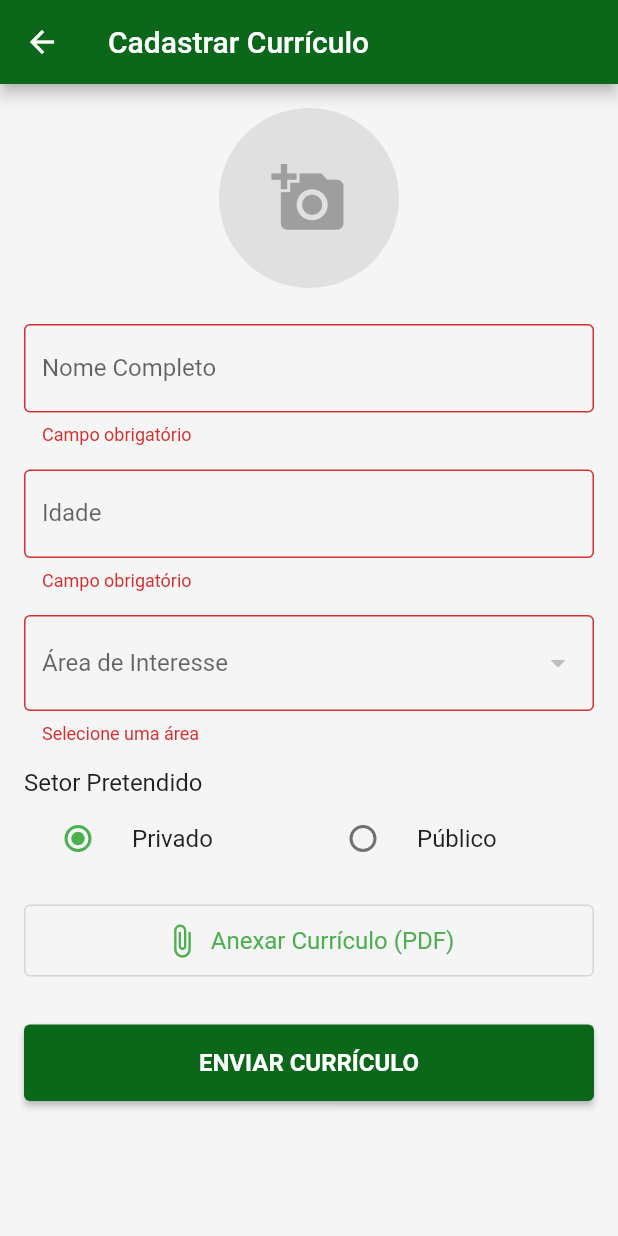
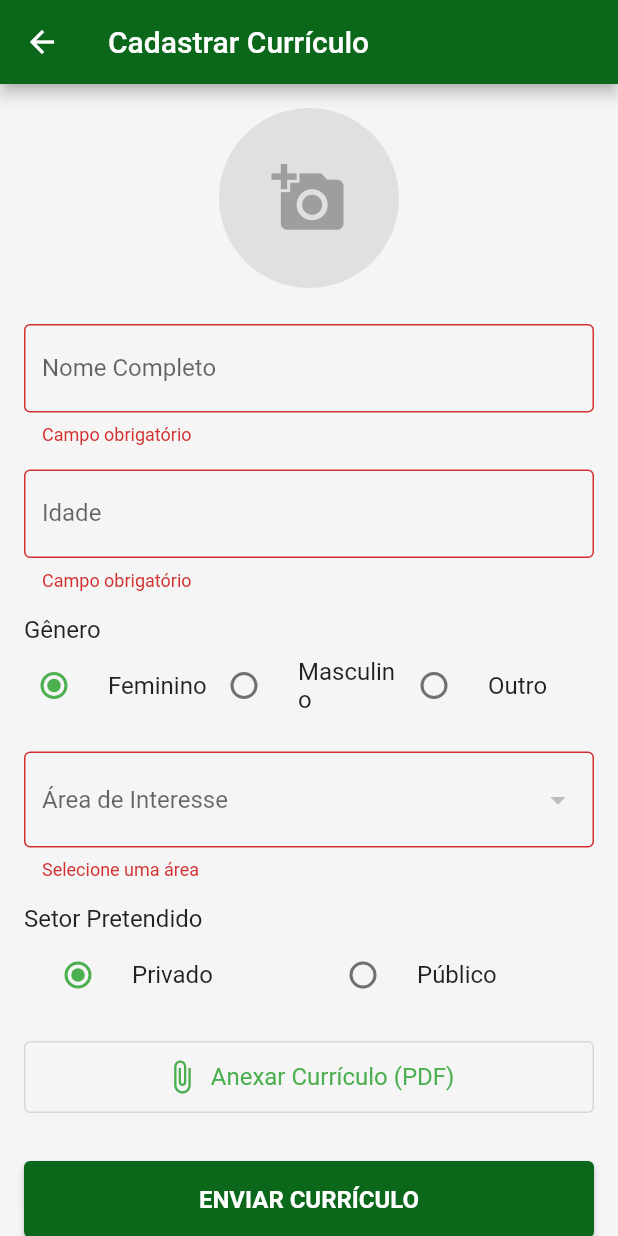
Before and after one commit to engenheirogustavosantos/aplicativo_gerenciamento_curriculo, a Flutter app: the CadastroScreen screen opened directly with empty values, after a tap on "ENVIAR CURRÍCULO", on a phone screen of 412 x 824 dp. Run offline on Flutter 3.47's test engine with Material 2 defaults, Android fonts, the phone set to English and light mode, and no system bars; our stand-ins replace file_picker, image_picker; network calls fail.

```diff
--- a/lib/screens/cadastro_screen.dart
+++ b/lib/screens/cadastro_screen.dart
@@ -24,6 +24,8 @@ class _CadastroScreenState extends State<CadastroScreen> {
 
   String? _areaDeInteresseSelecionada;
   String _setorSelecionado = 'Privado';
+  // Valor inicial garantido para o gênero
+  String _generoSelecionado = 'Feminino';
 
   Future<void> _selecionarFoto() async {
     final pickedFile = await ImagePicker().pickImage(source: ImageSource.gallery);
@@ -50,32 +52,32 @@ class _CadastroScreenState extends State<CadastroScreen> {
   }
 
   void _submeterFormulario() {
-    if (_formKey.currentState!.validate()) {
-      if (_fotoBytes == null) {
-        ScaffoldMessenger.of(context).showSnackBar(
-          const SnackBar(content: Text('Por favor, anexe uma foto.')),
-        );
+    // Valida o formulário antes de continuar
+    if (!_formKey.currentState!.validate()) {
       return;
     }
-      if (_pdfBytes == null) {
+
+    // Valida o anexo de arquivos
+    if (_fotoBytes == null || _pdfBytes == null) {
       ScaffoldMessenger.of(context).showSnackBar(
-          const SnackBar(content: Text('Por favor, anexe seu currículo em PDF.')),
+        const SnackBar(content: Text('Por favor, anexe a foto e o currículo em PDF.')),
       );
       return;
     }
 
+    // Cria o objeto Curriculo com os dados mais recentes do estado
     final novoCurriculo = Curriculo(
       nome: _nomeController.text,
       idade: int.parse(_idadeController.text),
-        genero: 'Não informado',
+      genero: _generoSelecionado, // Usa o valor da variável de estado
       areaDeInteresse: _areaDeInteresseSelecionada!,
       setor: _setorSelecionado,
-        avatarUrl: '', // Vazio, pois usaremos os bytes
+      avatarUrl: '', // Vazio, pois estamos usando os bytes da imagem
       fotoBytes: _fotoBytes,
     );
 
+    // Envia o objeto Curriculo de volta para a HomeScreen
     Navigator.of(context).pop(novoCurriculo);
-    }
   }
 
   @override
@@ -132,6 +134,51 @@ class _CadastroScreenState extends State<CadastroScreen> {
                     value!.isEmpty ? 'Campo obrigatório' : null,
               ),
               const SizedBox(height: 16),
+              const Text('Gênero', style: TextStyle(fontSize: 16)),
+              Row(
+                children: [
+                  Expanded(
+                    child: RadioListTile<String>(
+                      title: const Text('Feminino'),
+                      value: 'Feminino',
+                      contentPadding: EdgeInsets.zero,
+                      groupValue: _generoSelecionado,
+                      onChanged: (value) {
+                        if (value != null) {
+                          setState(() => _generoSelecionado = value);
+                        }
+                      },
+                    ),
+                  ),
+                  Expanded(
+                    child: RadioListTile<String>(
+                      title: const Text('Masculino'),
+                      value: 'Masculino',
+                      contentPadding: EdgeInsets.zero,
+                      groupValue: _generoSelecionado,
+                      onChanged: (value) {
+                        if (value != null) {
+                          setState(() => _generoSelecionado = value);
+                        }
+                      },
+                    ),
+                  ),
+                  Expanded(
+                    child: RadioListTile<String>(
+                      title: const Text('Outro'),
+                      value: 'Outro',
+                      contentPadding: EdgeInsets.zero,
+                      groupValue: _generoSelecionado,
+                      onChanged: (value) {
+                        if (value != null) {
+                          setState(() => _generoSelecionado = value);
+                        }
+                      },
+                    ),
+                  ),
+                ],
+              ),
+              const SizedBox(height: 16),
               DropdownButtonFormField<String>(
                 value: _areaDeInteresseSelecionada,
                 hint: const Text('Área de Interesse'),
@@ -154,8 +201,9 @@ class _CadastroScreenState extends State<CadastroScreen> {
                       value: 'Privado',
                       groupValue: _setorSelecionado,
                       onChanged: (value) {
-                        if (value != null)
+                        if (value != null) {
                           setState(() => _setorSelecionado = value);
+                        }
                       },
                     ),
                   ),
@@ -165,8 +213,9 @@ class _CadastroScreenState extends State<CadastroScreen> {
                       value: 'Público',
                       groupValue: _setorSelecionado,
                       onChanged: (value) {
-                        if (value != null)
+                        if (value != null) {
                           setState(() => _setorSelecionado = value);
+                        }
                       },
                     ),
                   ),
```
Also changed, not shown: lib/screens/home_screen.dart (+20 -14 lines), lib/widgets/filtro_drawer.dart (+80 -48 lines). Lines whose indentation alone changed are shown as unchanged.
